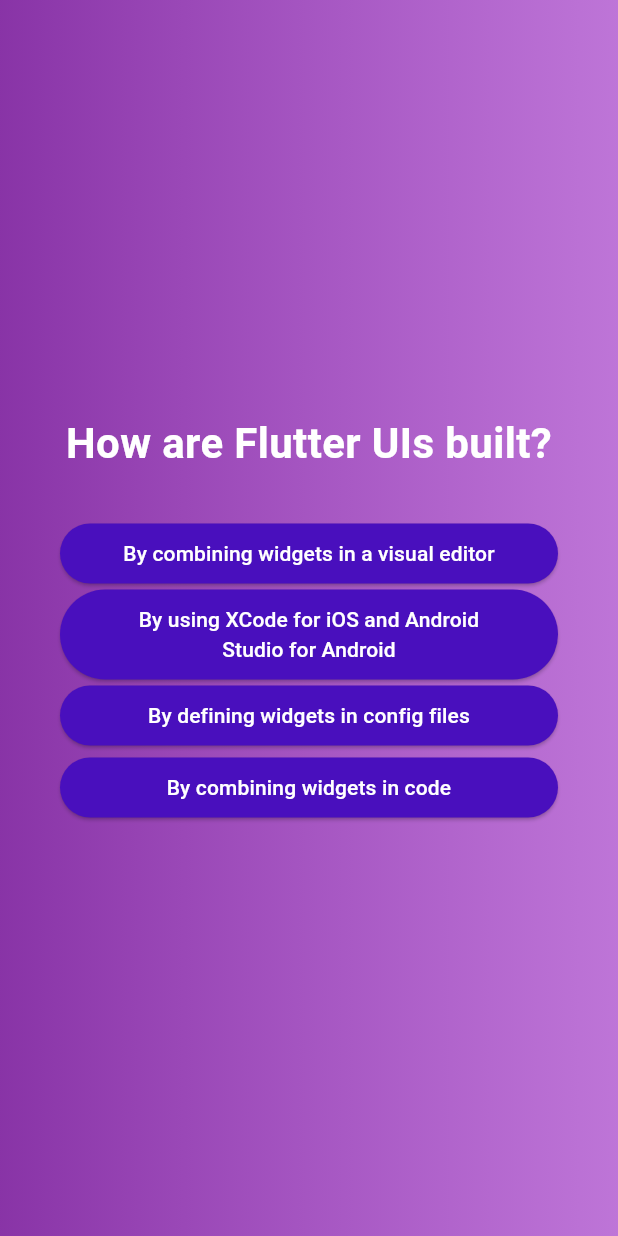
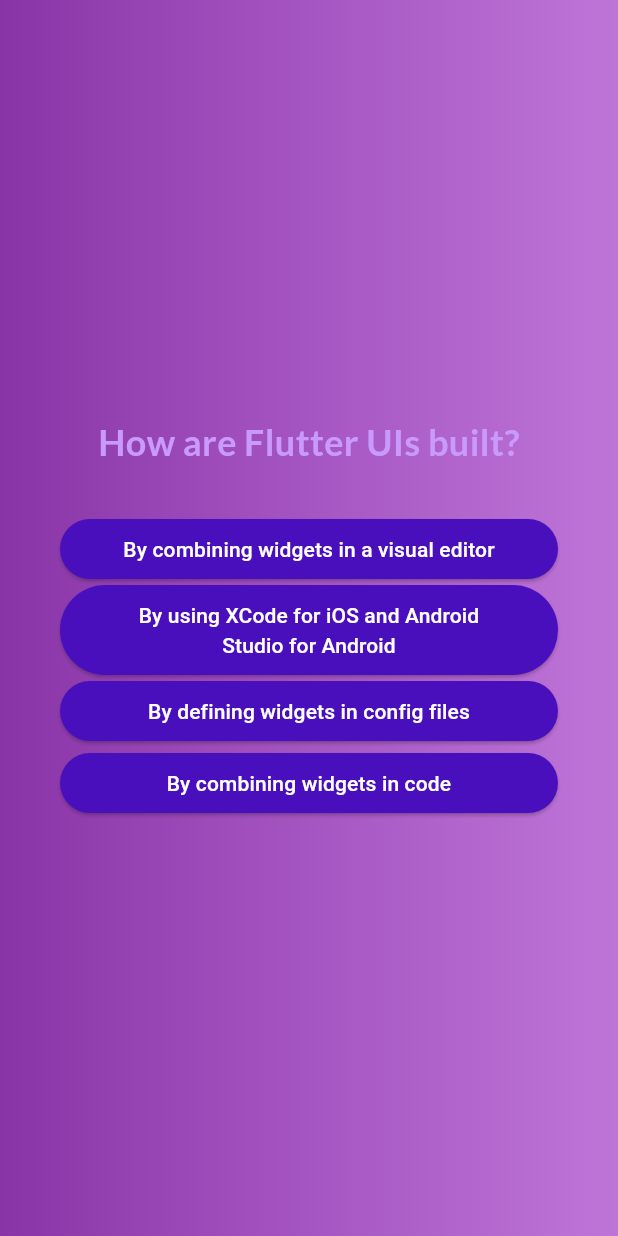
Before and after one commit to loremm34/quiz_app, a Flutter app: the screen it shows after launch, after a tap on "Start quiz!", after a tap on "Components", on a phone screen of 412 x 824 dp. Run offline on Flutter 3.47's test engine with Material 3 defaults, Android fonts, the phone set to English and light mode, and no system bars; our stand-ins replace google_fonts; Roboto replaces fonts that are missing (Asap).

Commit message:
almost done

```diff
--- a/quiz/lib/questions_screen.dart
+++ b/quiz/lib/questions_screen.dart
@@ -1,26 +1,32 @@
 import 'package:flutter/material.dart';
 import 'package:google_fonts/google_fonts.dart';
+
 import 'package:quiz/answer_button.dart';
 import 'package:quiz/data/questions.dart';
 
 class QuestionsScreen extends StatefulWidget {
-  QuestionsScreen({required this.onSelectedAnswer, super.key});
+  const QuestionsScreen({
+    super.key,
+    required this.onSelectAnswer,
+  });
 
-  final void Function(String answer) onSelectedAnswer;
+  final void Function(String answer) onSelectAnswer;
 
   @override
   State<QuestionsScreen> createState() {
-    return _QuiestionsScreen();
+    return _QuestionsScreenState();
   }
 }
 
-class _QuiestionsScreen extends State<QuestionsScreen> {
+class _QuestionsScreenState extends State<QuestionsScreen> {
   var currentQuestionIndex = 0;
 
-  void answerQuestion(String answer) {
-    widget.onSelectedAnswer(answer);
+  void answerQuestion(String selectedAnswer) {
+    widget.onSelectAnswer(selectedAnswer);
+    // currentQuestionIndex = currentQuestionIndex + 1;
+    // currentQuestionIndex += 1;
     setState(() {
-      currentQuestionIndex += 1; // increments the value by 1
+      currentQuestionIndex++; // increments the value by 1
     });
   }
 
@@ -38,10 +44,10 @@ class _QuiestionsScreen extends State<QuestionsScreen> {
           children: [
             Text(
               currentQuestion.text,
-              style: GoogleFonts.asap(
-                color: Colors.white,
-                fontSize: 28,
-                fontWeight: FontWeight.bold
+              style: GoogleFonts.lato(
+                color: const Color.fromARGB(255, 201, 153, 251),
+                fontSize: 24,
+                fontWeight: FontWeight.bold,
               ),
               textAlign: TextAlign.center,
             ),
--- a/quiz/lib/quiz.dart
+++ b/quiz/lib/quiz.dart
@@ -32,7 +32,6 @@ class _Quiz extends State<Quiz> {
     if(selectedAnswers.length == questions.length) {
       setState(() {
         activeScreen = "result-screen";
-        selectedAnswers = [];
       });
     }
   }
@@ -43,9 +42,9 @@ class _Quiz extends State<Quiz> {
     Widget screenWidget = StartScreen(switchScreen);
 
     if(activeScreen == "questions-screen") {
-      screenWidget = QuestionsScreen(onSelectedAnswer: chooseAnswer);
+      screenWidget = QuestionsScreen(onSelectAnswer: chooseAnswer);
     } else if(activeScreen == "result-screen") {
-      screenWidget = ResultScreen();
+      screenWidget = ResultsScreen(chosenAnswers: selectedAnswers,);
     }
 
     return MaterialApp(
```
Also changed, not shown: quiz/lib/questions_summary.dart (added, +39 -0 lines), quiz/lib/result_screen.dart (+48 -10 lines), quiz/lib/main.dart (line endings or trailing spaces), 3 other files.
